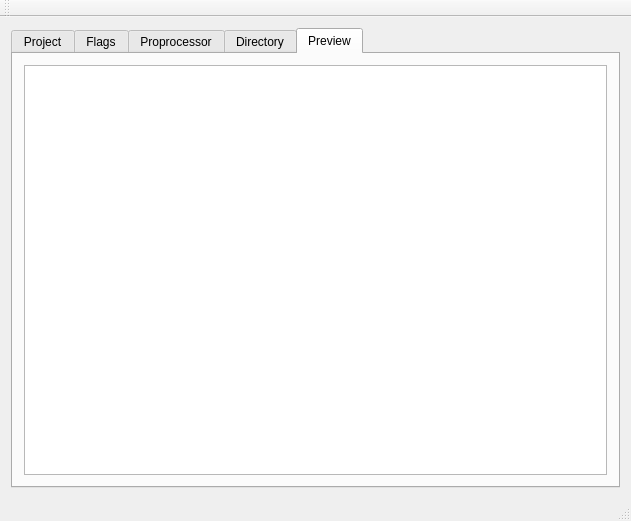
JohnSmith19/cmake-wizard, file mainwindow.ui: the form before one commit.
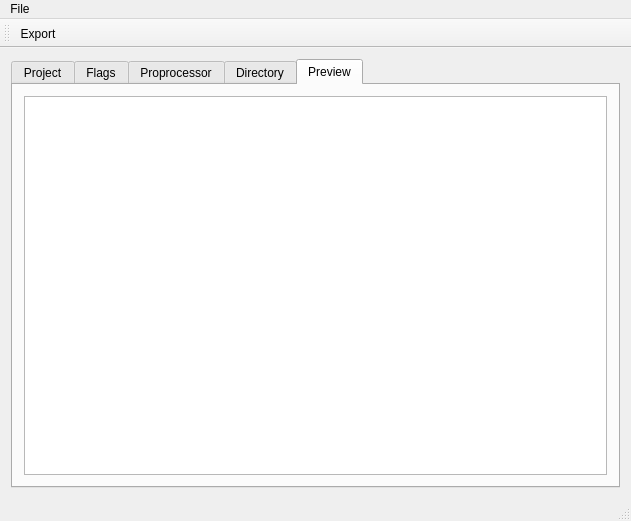
The form after the commit. Icons and pictures are not drawn.

Commit message: QAction Toolbar Button 추가

Diff of the .ui file:
```diff
--- a/mainwindow.ui
+++ b/mainwindow.ui
@@ -157,6 +157,13 @@
      <height>22</height>
     </rect>
    </property>
+   <widget class="QMenu" name="menuFile">
+    <property name="title">
+     <string>File</string>
+    </property>
+    <addaction name="actionExport"/>
+   </widget>
+   <addaction name="menuFile"/>
   </widget>
   <widget class="QToolBar" name="mainToolBar">
    <attribute name="toolBarArea">
@@ -165,8 +172,21 @@
    <attribute name="toolBarBreak">
     <bool>false</bool>
    </attribute>
+   <addaction name="actionExport"/>
   </widget>
   <widget class="QStatusBar" name="statusBar"/>
+  <action name="actionExport">
+   <property name="icon">
+    <iconset resource="resources.qrc">
+     <normaloff>:/images/cmake.png</normaloff>:/images/cmake.png</iconset>
+   </property>
+   <property name="text">
+    <string>Export</string>
+   </property>
+   <property name="toolTip">
+    <string>Export CMakeLists.txt</string>
+   </property>
+  </action>
  </widget>
  <layoutdefault spacing="6" margin="11"/>
  <resources/>
```
Left out of the diff: 4 changed lines with no effect on the pictures. The commit also changes 3 other files.
